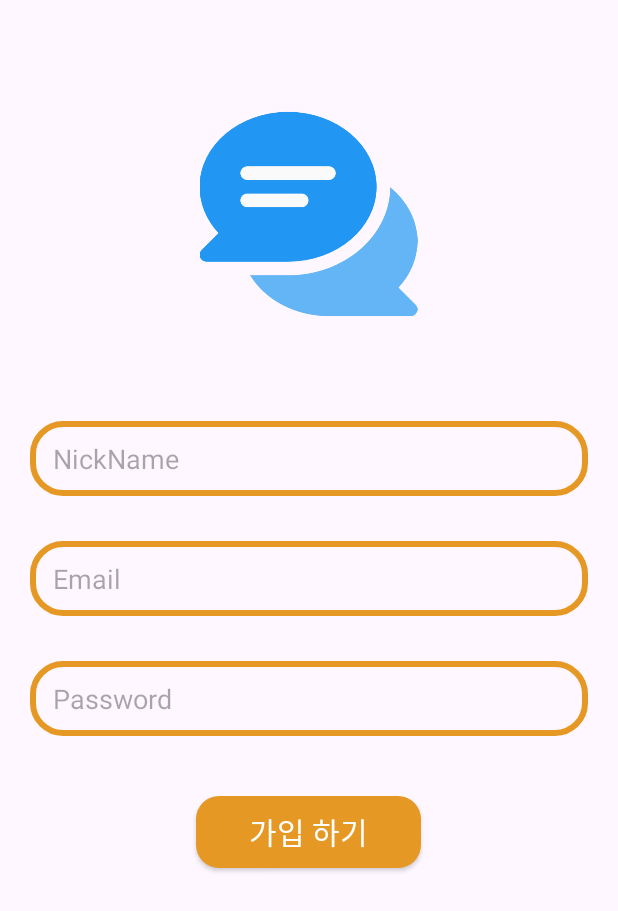
After one commit to suki186/KotlinChatting, an Android app: the SignUpActivity screen opened directly, with no data from a screen before it, on a phone screen of 412 x 824 dp. The commit adds this screen. Shown: the top 911 px of the screen. Run offline under Robolectric (Android 15) with nearby library versions, the phone set to English and light mode, and no system bars.

Commit message:
SignUpActivity 생성

```diff
--- a/app/src/main/AndroidManifest.xml
+++ b/app/src/main/AndroidManifest.xml
@@ -13,10 +13,13 @@
         android:theme="@style/Theme.Chatting"
         tools:targetApi="31">
         <activity
+            android:name=".SignUpActivity"
+            android:exported="false" />
+        <activity
             android:name=".LogInActivity"
             android:exported="true">
 
-<!--            로그인 화면이 맨 처음 보이도록-->
+            <!-- 로그인 화면이 맨 처음 보이도록 -->
             <intent-filter>
                 <action android:name="android.intent.action.MAIN" />
 
@@ -25,9 +28,7 @@
         </activity>
         <activity
             android:name=".MainActivity"
-            android:exported="true">
-
-        </activity>
+            android:exported="true"></activity>
     </application>
 
 </manifest>
--- a/app/src/main/java/com/suki/chatting/LogInActivity.kt
+++ b/app/src/main/java/com/suki/chatting/LogInActivity.kt
@@ -1,20 +1,37 @@
 package com.suki.chatting
 
+import android.app.Activity
+import android.content.Intent
 import android.os.Bundle
 import androidx.activity.enableEdgeToEdge
 import androidx.appcompat.app.AppCompatActivity
 import androidx.core.view.ViewCompat
 import androidx.core.view.WindowInsetsCompat
+import com.suki.chatting.databinding.ActivityLogInBinding
 
 class LogInActivity : AppCompatActivity() {
     override fun onCreate(savedInstanceState: Bundle?) {
         super.onCreate(savedInstanceState)
-        enableEdgeToEdge()
-        setContentView(R.layout.activity_log_in) // xml 파일
-        ViewCompat.setOnApplyWindowInsetsListener(findViewById(R.id.main)) { v, insets ->
-            val systemBars = insets.getInsets(WindowInsetsCompat.Type.systemBars())
-            v.setPadding(systemBars.left, systemBars.top, systemBars.right, systemBars.bottom)
-            insets
+        binding = ActivityLogInBinding.inflate(layoutInflater) // binding 객체 초기화
+        setContentView(binding.root)
+
+
+//        enableEdgeToEdge()
+//        setContentView(R.layout.activity_log_in) // xml 파일
+//        ViewCompat.setOnApplyWindowInsetsListener(findViewById(R.id.main)) { v, insets ->
+//            val systemBars = insets.getInsets(WindowInsetsCompat.Type.systemBars())
+//            v.setPadding(systemBars.left, systemBars.top, systemBars.right, systemBars.bottom)
+//            insets
+//        }
+
+        // 뷰바인딩 설정을 했기 때문에 버튼에 접근하기 위한 객체를 만들지 않아도 됨.
+        // 회원가입 버튼 이벤트
+        binding.SignupBtn.setOnClickListener{
+            // LogInActivity -> SignUpActivity 이동
+            val intent: Intent = Intent(this@LogInActivity, SignUpActivity::class.java)
+            startActivity(intent)
         }
     }
+
+    lateinit var binding: ActivityLogInBinding
 }
--- /dev/null
+++ b/app/src/main/java/com/suki/chatting/SignUpActivity.kt
@@ -0,0 +1,20 @@
+package com.suki.chatting
+
+import android.os.Bundle
+import androidx.activity.enableEdgeToEdge
+import androidx.appcompat.app.AppCompatActivity
+import androidx.core.view.ViewCompat
+import androidx.core.view.WindowInsetsCompat
+
+class SignUpActivity : AppCompatActivity() {
+    override fun onCreate(savedInstanceState: Bundle?) {
+        super.onCreate(savedInstanceState)
+        enableEdgeToEdge()
+        setContentView(R.layout.activity_sign_up)
+        ViewCompat.setOnApplyWindowInsetsListener(findViewById(R.id.main)) { v, insets ->
+            val systemBars = insets.getInsets(WindowInsetsCompat.Type.systemBars())
+            v.setPadding(systemBars.left, systemBars.top, systemBars.right, systemBars.bottom)
+            insets
+        }
+    }
+}
--- /dev/null
+++ b/app/src/main/res/drawable/sign_button_design.xml
@@ -0,0 +1,6 @@
+<?xml version="1.0" encoding="utf-8"?>
+<shape xmlns:android="http://schemas.android.com/apk/res/android">
+    <corners android:radius="15dp" />
+    <solid android:color="@color/orange" />
+
+</shape>
--- /dev/null
+++ b/app/src/main/res/drawable/signup_design.xml
@@ -0,0 +1,11 @@
+<?xml version="1.0" encoding="utf-8"?>
+
+<!--회원가입 화면 text 디자인-->
+<shape xmlns:android="http://schemas.android.com/apk/res/android">
+    <corners android:radius="20dp"/>
+    <stroke
+        android:color="@color/orange"
+        android:width="4dp"
+        />
+
+</shape>
--- /dev/null
+++ b/app/src/main/res/layout/activity_sign_up.xml
@@ -0,0 +1,86 @@
+<?xml version="1.0" encoding="utf-8"?>
+<RelativeLayout xmlns:android="http://schemas.android.com/apk/res/android"
+    xmlns:app="http://schemas.android.com/apk/res-auto"
+    xmlns:tools="http://schemas.android.com/tools"
+    android:id="@+id/main"
+    android:layout_width="match_parent"
+    android:layout_height="match_parent"
+    tools:context=".LogInActivity">
+
+    <!--    앱 로고-->
+    <ImageView
+        android:id="@+id/logo_image"
+
+        android:layout_width="170dp"
+        android:layout_height="145dp"
+
+        android:layout_centerHorizontal="true"
+        android:layout_marginTop="70dp"
+        android:src="@drawable/logo" />
+
+    <!--    닉네임-->
+    <EditText
+        android:id="@+id/nickname_text"
+        android:layout_width="match_parent"
+        android:layout_height="50dp"
+
+        android:layout_below="@id/logo_image"
+        android:layout_marginLeft="20dp"
+        android:layout_marginTop="65dp"
+        android:layout_marginRight="20dp"
+        android:paddingStart="15dp"
+
+        android:background="@drawable/signup_design"
+        android:hint="NickName"
+        android:inputType="text" />
+
+    <!--    이메일-->
+    <EditText
+        android:id="@+id/email_text"
+        android:layout_width="match_parent"
+        android:layout_height="50dp"
+
+        android:layout_below="@id/nickname_text"
+        android:layout_marginLeft="20dp"
+        android:layout_marginTop="30dp"
+        android:layout_marginRight="20dp"
+        android:paddingStart="15dp"
+
+        android:background="@drawable/signup_design"
+        android:hint="Email"
+        android:inputType="textEmailAddress" />
+
+    <!--    비밀번호-->
+    <EditText
+        android:id="@+id/password_text"
+        android:layout_width="match_parent"
+        android:layout_height="50dp"
+
+        android:layout_below="@id/email_text"
+        android:layout_marginLeft="20dp"
+        android:layout_marginTop="30dp"
+        android:layout_marginRight="20dp"
+        android:paddingStart="15dp"
+
+
+        android:background="@drawable/signup_design"
+        android:hint="Password"
+        android:inputType="numberPassword" />
+
+
+
+    <!--회원가입 버튼-->
+    <androidx.appcompat.widget.AppCompatButton
+        android:id="@+id/SignupBtn"
+
+        android:layout_width="150dp"
+        android:layout_height="wrap_content"
+
+        android:layout_below="@id/password_text"
+        android:layout_marginTop="40dp"
+        android:layout_centerHorizontal="true"
+        android:background="@drawable/sign_button_design"
+        android:text="가입 하기"
+        android:textColor="@color/white"
+        android:textSize="20sp" />
+</RelativeLayout>
--- a/app/src/main/res/values/colors.xml
+++ b/app/src/main/res/values/colors.xml
@@ -4,4 +4,5 @@
     <color name="white">#FFFFFFFF</color>
     <color name="purple1">#D3B1FA</color>
     <color name="skyblue">#41A4CC</color>
+    <color name="orange">#E69824</color>
 </resources>
```
